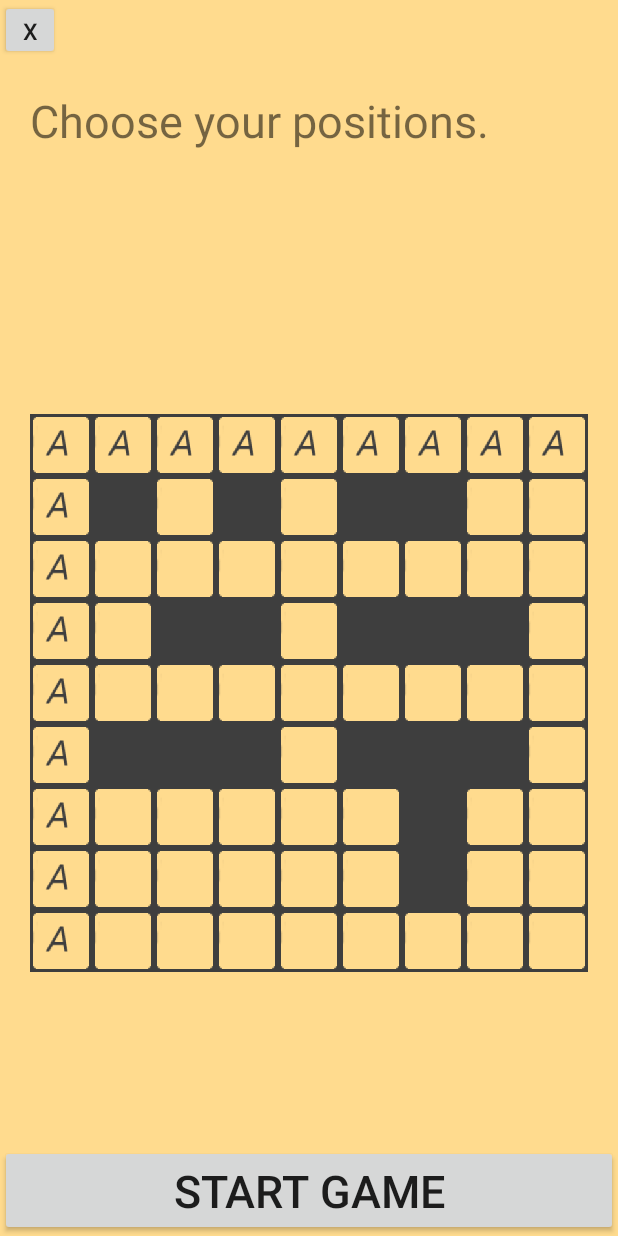
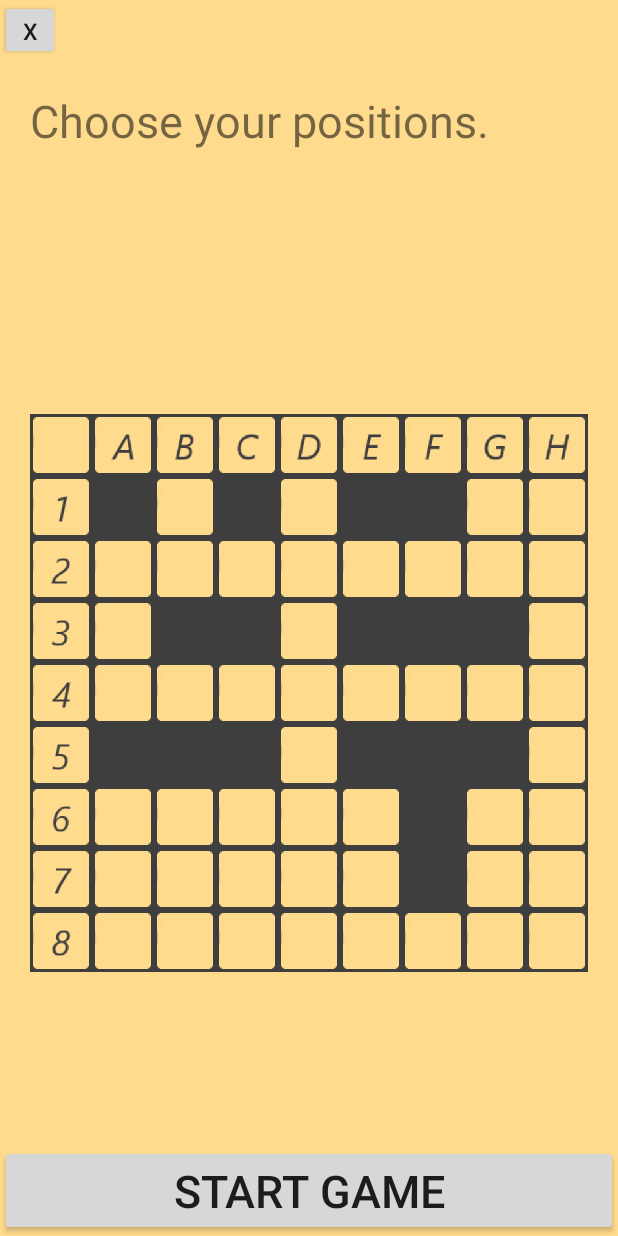
Before and after one commit to brunocoelho1997/NavalBattleGame, an Android app: the newGameActivity screen opened directly, with no data from a screen before it, after a tap on "OFFLINE", on a phone screen of 412 x 824 dp. Run offline under Robolectric (Android 15) with nearby library versions, the phone set to English and light mode, and no system bars.

Commit message:
Controller was organizaded. Letters as Numbers was added.

```diff
--- a/app/src/main/java/com/example/brunocoelho/navalbattle/Game/BattlefieldView.java
+++ b/app/src/main/java/com/example/brunocoelho/navalbattle/Game/BattlefieldView.java
@@ -184,8 +184,45 @@ String TAG ="minha";
             {
                 if(number == 0 || letter == 0)
                 {
+                    int icon;
+
+                    if(number == 0 && letter == 1)
+                        icon = Constants.LETTER_A;
+                    else if(number == 0 && letter == 2)
+                        icon = Constants.LETTER_B;
+                    else if(number == 0 && letter == 3)
+                        icon = Constants.LETTER_C;
+                    else if(number == 0 && letter == 4)
+                        icon = Constants.LETTER_D;
+                    else if(number == 0 && letter == 5)
+                        icon = Constants.LETTER_E;
+                    else if(number == 0 && letter == 6)
+                        icon = Constants.LETTER_F;
+                    else if(number == 0 && letter == 7)
+                        icon = Constants.LETTER_G;
+                    else if(number == 0 && letter == 8)
+                        icon = Constants.LETTER_H;
+                    else if(number == 1 && letter == 0)
+                        icon = Constants.NUMBER_1;
+                    else if(number == 2 && letter == 0)
+                        icon = Constants.NUMBER_2;
+                    else if(number == 3 && letter == 0)
+                        icon = Constants.NUMBER_3;
+                    else if(number == 4 && letter == 0)
+                        icon = Constants.NUMBER_4;
+                    else if(number == 5 && letter == 0)
+                        icon = Constants.NUMBER_5;
+                    else if(number == 6 && letter == 0)
+                        icon = Constants.NUMBER_6;
+                    else if(number == 7 && letter == 0)
+                        icon = Constants.NUMBER_7;
+                    else if(number == 8 && letter == 0)
+                        icon = Constants.NUMBER_8;
+                    else
+                        icon = Constants.BLANK_SQUARE;
+
                     //vai buscar o tamanho real
-                    realImage = BitmapFactory.decodeResource(getResources(), Constants.LETTER_A);
+                    realImage = BitmapFactory.decodeResource(getResources(), icon);
 
                     //convert to point of the size of the table
                     newBitmap = Bitmap.createScaledBitmap(realImage, wPeca,hPeca
--- a/app/src/main/java/com/example/brunocoelho/navalbattle/Game/NavalBattleGame.java
+++ b/app/src/main/java/com/example/brunocoelho/navalbattle/Game/NavalBattleGame.java
@@ -23,22 +23,10 @@ public class NavalBattleGame implements Serializable{
     private ArrayList<Position> firedPositionsTemp;
 
 
-
-
-
-
     public NavalBattleGame() {
         this.data = new Data();
         invalidPositions = new ArrayList<>();
         this.firedPositionsTemp = new ArrayList<>();
-    }
-
-    public ArrayList<Position> getFiredPositionsTemp() {
-        return firedPositionsTemp;
-    }
-
-    public void setFiredPositionsTemp(ArrayList<Position> firedPositionsTemp) {
-        this.firedPositionsTemp = firedPositionsTemp;
     }
 
     public Ship getShip(Position position)
@@ -59,22 +47,6 @@ public class NavalBattleGame implements Serializable{
         return null;
     }
 
-    public List<Ship> getTeamA() {
-        return data.getTeamA();
-    }
-
-    public void setTeamA(List<Ship> teamA) {
-        data.setTeamA(teamA);
-    }
-
-    public List<Ship> getTeamB() {
-        return data.getTeamB();
-    }
-
-    public void setTeamB(List<Ship> teamB) {
-        data.setTeamB(teamB);
-    }
-
     public boolean isInsideView(Ship selectedShip) {
 
         for(Position position : selectedShip.getPositionList()) {
@@ -88,18 +60,6 @@ public class NavalBattleGame implements Serializable{
     }
 
 
-    public boolean isStarted()
-    {
-        return data.isStarted();
-    }
-    public void startGame()
-    {
-        data.setStarted(true);
-    }
-    public void endGame()
-    {
-        data.setStarted(false);
-    }
 
 
 //    public boolean isValidatedShip(Ship selectedShip) {
@@ -120,13 +80,7 @@ public class NavalBattleGame implements Serializable{
 //        return true;
 //    }
 
-    public ArrayList<Position> getInvalidPositions() {
-        return invalidPositions;
-    }
 
-    public void setInvalidPositions(ArrayList<Position> invalidPositions) {
-        this.invalidPositions = invalidPositions;
-    }
 
     public void refreshInvalidPositions(Ship selectedShip) {
 
@@ -161,50 +115,14 @@ public class NavalBattleGame implements Serializable{
         }
     }
 
-    public boolean isTwoPlayer() {
-        return data.isTwoPlayer();
-    }
 
-    public void setTwoPlayer(boolean twoPlayer) {
-        data.setTwoPlayer(twoPlayer);
-    }
-
-    public boolean isTeamATurn() {
-        return data.isTeamATurn();
-    }
-
-    public void setTeamATurn(boolean playerATurn) {
-        data.setTeamATurn(playerATurn);
-    }
 
     public void setAIPositions() {
 
 
     }
 
-    public ArrayList<Position> getFiredPositionsTeamA() {
-        return data.getFiredPositionsTeamA();
-    }
 
-    public void setFiredPositionsTeamA(ArrayList<Position> firedPositionsTeamA) {
-        data.setFiredPositionsTeamA(firedPositionsTeamA);
-    }
-
-    public ArrayList<Position> getFiredPositionsTeamB() {
-        return data.getFiredPositionsTeamB();
-
-    }
-    public void setFiredPositionsTeamB(ArrayList<Position> firedPositionsTeamB) {
-        data.setFiredPositionsTeamB(firedPositionsTeamB);
-    }
-
-    public boolean isAmITeamA() {
-        return data.isAmITeamA();
-    }
-
-    public void setAmITeamA(boolean amITeamA) {
-        data.setAmITeamA(amITeamA);
-    }
 
     private Ship createShip(List<Position> positionList)
     {
@@ -357,7 +275,6 @@ public class NavalBattleGame implements Serializable{
                 }
             }
 
-
             firedPositionsTemp.clear();
             if(isTeamATurn())
                 setTeamATurn(false);
@@ -384,8 +301,95 @@ public class NavalBattleGame implements Serializable{
 
             verifyFiredPosition();
         }
+    }
+
+//    -
+//    -
+//    -
+//    getters and setters
+//    -
+//    -
+//    -
+//
+    public ArrayList<Position> getFiredPositionsTemp() {
+        return firedPositionsTemp;
+    }
+
+    public void setFiredPositionsTemp(ArrayList<Position> firedPositionsTemp) {
+        this.firedPositionsTemp = firedPositionsTemp;
+    }
+    public List<Ship> getTeamA() {
+        return data.getTeamA();
+    }
+
+    public void setTeamA(List<Ship> teamA) {
+        data.setTeamA(teamA);
+    }
+
+    public List<Ship> getTeamB() {
+        return data.getTeamB();
+    }
+
+    public void setTeamB(List<Ship> teamB) {
+        data.setTeamB(teamB);
+    }
 
 
+    public boolean isStarted()
+    {
+        return data.isStarted();
+    }
+    public void startGame()
+    {
+        data.setStarted(true);
+    }
+    public void endGame()
+    {
+        data.setStarted(false);
+    }
+    public ArrayList<Position> getInvalidPositions() {
+        return invalidPositions;
     }
 
+    public void setInvalidPositions(ArrayList<Position> invalidPositions) {
+        this.invalidPositions = invalidPositions;
+    }
+    public boolean isTwoPlayer() {
+        return data.isTwoPlayer();
+    }
+
+    public void setTwoPlayer(boolean twoPlayer) {
+        data.setTwoPlayer(twoPlayer);
+    }
+
+    public boolean isTeamATurn() {
+        return data.isTeamATurn();
+    }
+
+    public void setTeamATurn(boolean playerATurn) {
+        data.setTeamATurn(playerATurn);
+    }
+    public ArrayList<Position> getFiredPositionsTeamA() {
+        return data.getFiredPositionsTeamA();
+    }
+
+    public void setFiredPositionsTeamA(ArrayList<Position> firedPositionsTeamA) {
+        data.setFiredPositionsTeamA(firedPositionsTeamA);
+    }
+
+    public ArrayList<Position> getFiredPositionsTeamB() {
+        return data.getFiredPositionsTeamB();
+
+    }
+    public void setFiredPositionsTeamB(ArrayList<Position> firedPositionsTeamB) {
+        data.setFiredPositionsTeamB(firedPositionsTeamB);
+    }
+
+    public boolean isAmITeamA() {
+        return data.isAmITeamA();
+    }
+
+    public void setAmITeamA(boolean amITeamA) {
+        data.setAmITeamA(amITeamA);
+    }
 }
```
Also changed, not shown: app/src/main/java/com/example/brunocoelho/navalbattle/Game/Constants.java (+16 -0 lines), app/src/main/res/drawable/letter_a.png, app/src/main/res/drawable/letter_b.png (added), app/src/main/res/drawable/letter_c.png (added), app/src/main/res/drawable/letter_d.png (added), app/src/main/res/drawable/letter_e.png (added), app/src/main/res/drawable/letter_f.png (added), app/src/main/res/drawable/letter_g.png (added), app/src/main/res/drawable/letter_h.png (added), app/src/main/res/drawable/logo.jpg (added), app/src/main/res/drawable/number_1.png (added), app/src/main/res/drawable/number_2.png (added), app/src/main/res/drawable/number_3.png (added), app/src/main/res/drawable/number_4.png (added), 4 more files.
